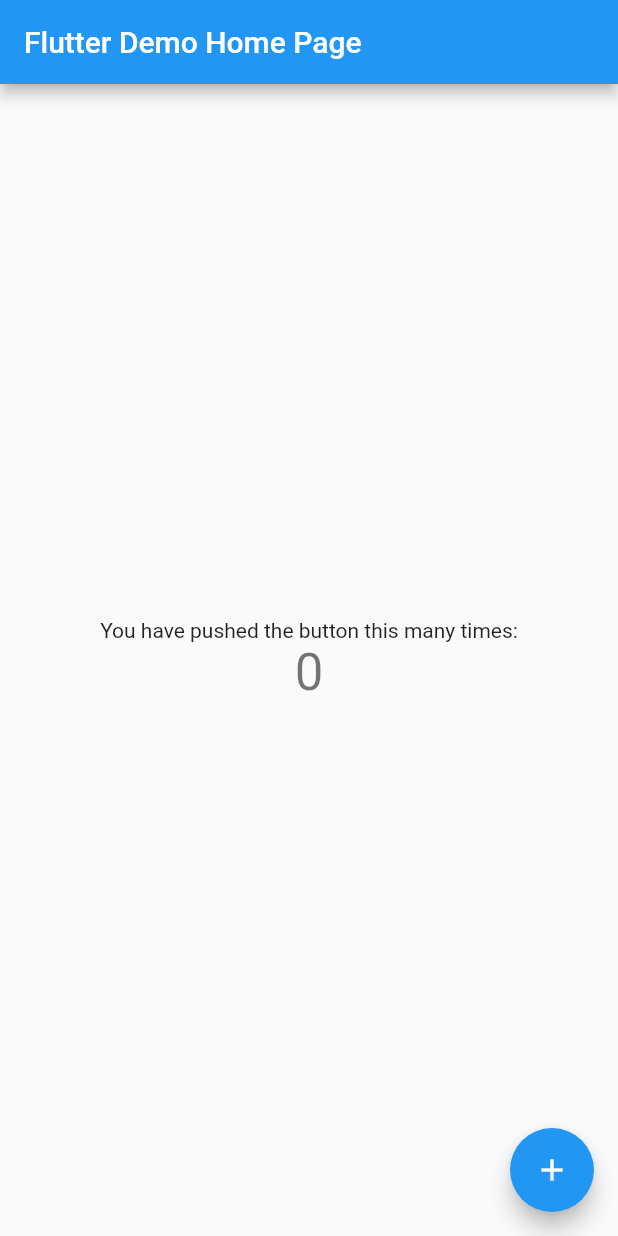
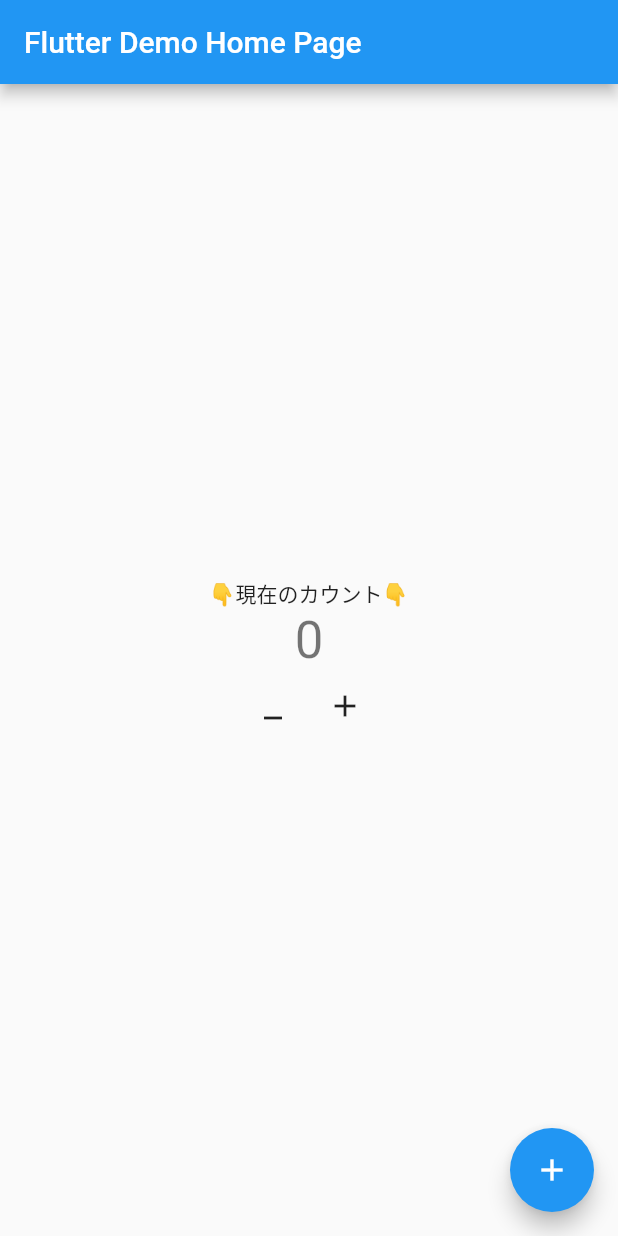
Before and after one commit to IshibaSeiko/git_demo, a Flutter app: the screen it shows after launch, on a phone screen of 412 x 824 dp. Run offline on Flutter 3.47's test engine with Material 2 defaults, Android fonts, the phone set to English and light mode, and no system bars.

Commit message:
カウントボタンを追加、ラベル文言を変更

```diff
--- a/lib/main.dart
+++ b/lib/main.dart
@@ -48,12 +48,19 @@ class _MyHomePageState extends State<MyHomePage> {
           mainAxisAlignment: MainAxisAlignment.center,
           children: <Widget>[
             const Text(
-              'You have pushed the button this many times:',
+              '👇現在のカウント👇',
             ),
             Text(
               '$_counter',
               style: Theme.of(context).textTheme.headline4,
             ),
+            Row(
+              mainAxisAlignment: MainAxisAlignment.center,
+              children: [
+                IconButton(onPressed: () {}, icon: const Icon(Icons.minimize)),
+                IconButton(onPressed: () => {}, icon: const Icon(Icons.add)),
+              ],
+            )
           ],
         ),
       ),
```
